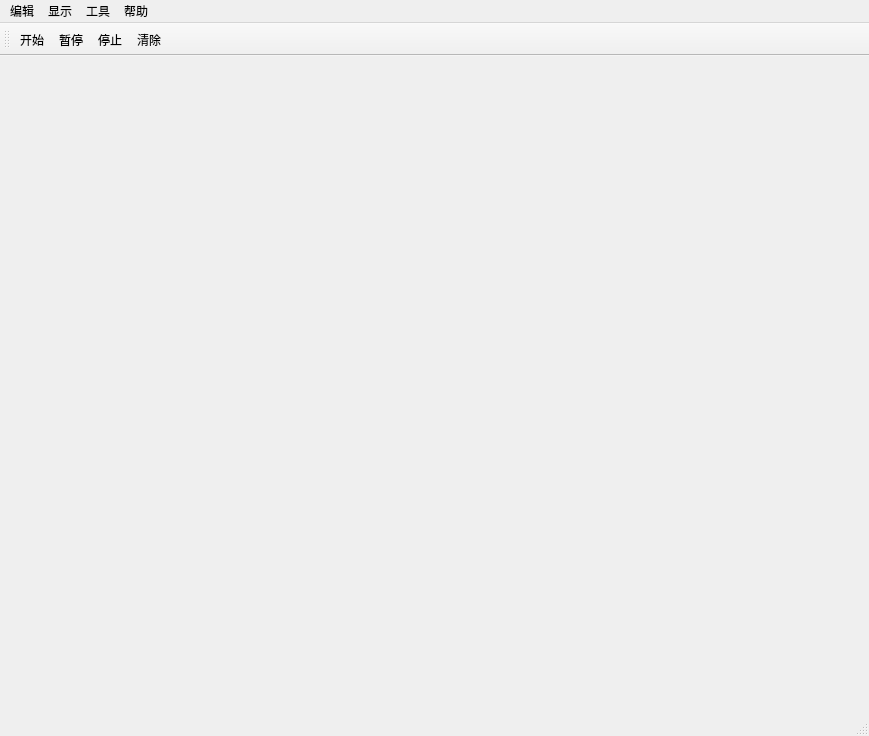
Old version of the form MyGUI/uart_tools.ui in the repository yuexia9527/PyQt5.
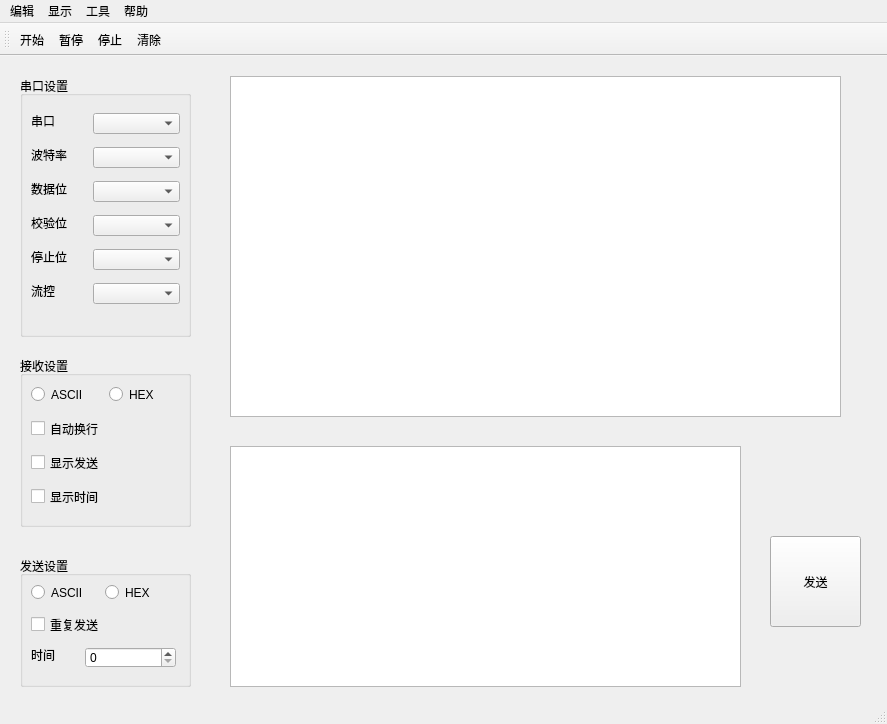
New version of the form. Icons and pictures are not drawn.

The edit to the form file:
```diff
--- a/MyGUI/uart_tools.ui
+++ b/MyGUI/uart_tools.ui
@@ -6,20 +6,358 @@
    <rect>
     <x>0</x>
     <y>0</y>
-    <width>869</width>
-    <height>736</height>
+    <width>887</width>
+    <height>724</height>
    </rect>
   </property>
   <property name="windowTitle">
    <string>MainWindow</string>
   </property>
-  <widget class="QWidget" name="centralwidget"/>
+  <widget class="QWidget" name="centralwidget">
+   <widget class="QGroupBox" name="groupBox">
+    <property name="geometry">
+     <rect>
+      <x>20</x>
+      <y>20</y>
+      <width>171</width>
+      <height>261</height>
+     </rect>
+    </property>
+    <property name="title">
+     <string>串口设置</string>
+    </property>
+    <widget class="QLabel" name="label">
+     <property name="geometry">
+      <rect>
+       <x>11</x>
+       <y>37</y>
+       <width>30</width>
+       <height>16</height>
+      </rect>
+     </property>
+     <property name="text">
+      <string>串口</string>
+     </property>
+    </widget>
+    <widget class="QComboBox" name="comboBox">
+     <property name="geometry">
+      <rect>
+       <x>73</x>
+       <y>37</y>
+       <width>87</width>
+       <height>21</height>
+      </rect>
+     </property>
+    </widget>
+    <widget class="QLabel" name="label_2">
+     <property name="geometry">
+      <rect>
+       <x>11</x>
+       <y>71</y>
+       <width>45</width>
+       <height>16</height>
+      </rect>
+     </property>
+     <property name="text">
+      <string>波特率</string>
+     </property>
+    </widget>
+    <widget class="QComboBox" name="comboBox_2">
+     <property name="geometry">
+      <rect>
+       <x>73</x>
+       <y>71</y>
+       <width>87</width>
+       <height>21</height>
+      </rect>
+     </property>
+    </widget>
+    <widget class="QLabel" name="label_3">
+     <property name="geometry">
+      <rect>
+       <x>11</x>
+       <y>105</y>
+       <width>45</width>
+       <height>16</height>
+      </rect>
+     </property>
+     <property name="text">
+      <string>数据位</string>
+     </property>
+    </widget>
+    <widget class="QComboBox" name="comboBox_3">
+     <property name="geometry">
+      <rect>
+       <x>73</x>
+       <y>105</y>
+       <width>87</width>
+       <height>21</height>
+      </rect>
+     </property>
+    </widget>
+    <widget class="QComboBox" name="comboBox_4">
+     <property name="geometry">
+      <rect>
+       <x>73</x>
+       <y>139</y>
+       <width>87</width>
+       <height>21</height>
+      </rect>
+     </property>
+    </widget>
+    <widget class="QLabel" name="label_4">
+     <property name="geometry">
+      <rect>
+       <x>11</x>
+       <y>139</y>
+       <width>45</width>
+       <height>16</height>
+      </rect>
+     </property>
+     <property name="text">
+      <string>校验位</string>
+     </property>
+    </widget>
+    <widget class="QComboBox" name="comboBox_5">
+     <property name="geometry">
+      <rect>
+       <x>73</x>
+       <y>173</y>
+       <width>87</width>
+       <height>21</height>
+      </rect>
+     </property>
+    </widget>
+    <widget class="QLabel" name="label_5">
+     <property name="geometry">
+      <rect>
+       <x>11</x>
+       <y>173</y>
+       <width>45</width>
+       <height>16</height>
+      </rect>
+     </property>
+     <property name="text">
+      <string>停止位</string>
+     </property>
+    </widget>
+    <widget class="QLabel" name="label_11">
+     <property name="geometry">
+      <rect>
+       <x>11</x>
+       <y>207</y>
+       <width>30</width>
+       <height>16</height>
+      </rect>
+     </property>
+     <property name="text">
+      <string>流控</string>
+     </property>
+    </widget>
+    <widget class="QComboBox" name="comboBox_11">
+     <property name="geometry">
+      <rect>
+       <x>73</x>
+       <y>207</y>
+       <width>87</width>
+       <height>21</height>
+      </rect>
+     </property>
+    </widget>
+   </widget>
+   <widget class="QGroupBox" name="groupBox_2">
+    <property name="geometry">
+     <rect>
+      <x>20</x>
+      <y>300</y>
+      <width>171</width>
+      <height>171</height>
+     </rect>
+    </property>
+    <property name="title">
+     <string>接收设置</string>
+    </property>
+    <widget class="QRadioButton" name="radioButton">
+     <property name="geometry">
+      <rect>
+       <x>11</x>
+       <y>29</y>
+       <width>67</width>
+       <height>19</height>
+      </rect>
+     </property>
+     <property name="text">
+      <string>ASCII</string>
+     </property>
+    </widget>
+    <widget class="QRadioButton" name="radioButton_2">
+     <property name="geometry">
+      <rect>
+       <x>89</x>
+       <y>29</y>
+       <width>51</width>
+       <height>19</height>
+      </rect>
+     </property>
+     <property name="text">
+      <string>HEX</string>
+     </property>
+    </widget>
+    <widget class="QCheckBox" name="checkBox">
+     <property name="geometry">
+      <rect>
+       <x>11</x>
+       <y>63</y>
+       <width>87</width>
+       <height>19</height>
+      </rect>
+     </property>
+     <property name="text">
+      <string>自动换行</string>
+     </property>
+    </widget>
+    <widget class="QCheckBox" name="checkBox_2">
+     <property name="geometry">
+      <rect>
+       <x>11</x>
+       <y>97</y>
+       <width>87</width>
+       <height>19</height>
+      </rect>
+     </property>
+     <property name="text">
+      <string>显示发送</string>
+     </property>
+    </widget>
+    <widget class="QCheckBox" name="checkBox_3">
+     <property name="geometry">
+      <rect>
+       <x>11</x>
+       <y>131</y>
+       <width>87</width>
+       <height>19</height>
+      </rect>
+     </property>
+     <property name="text">
+      <string>显示时间</string>
+     </property>
+    </widget>
+   </widget>
+   <widget class="QGroupBox" name="groupBox_3">
+    <property name="geometry">
+     <rect>
+      <x>20</x>
+      <y>500</y>
+      <width>171</width>
+      <height>131</height>
+     </rect>
+    </property>
+    <property name="title">
+     <string>发送设置</string>
+    </property>
+    <widget class="QRadioButton" name="radioButton_3">
+     <property name="geometry">
+      <rect>
+       <x>11</x>
+       <y>27</y>
+       <width>67</width>
+       <height>19</height>
+      </rect>
+     </property>
+     <property name="text">
+      <string>ASCII</string>
+     </property>
+    </widget>
+    <widget class="QRadioButton" name="radioButton_4">
+     <property name="geometry">
+      <rect>
+       <x>85</x>
+       <y>27</y>
+       <width>51</width>
+       <height>19</height>
+      </rect>
+     </property>
+     <property name="text">
+      <string>HEX</string>
+     </property>
+    </widget>
+    <widget class="QCheckBox" name="checkBox_4">
+     <property name="geometry">
+      <rect>
+       <x>11</x>
+       <y>59</y>
+       <width>87</width>
+       <height>19</height>
+      </rect>
+     </property>
+     <property name="text">
+      <string>重复发送</string>
+     </property>
+    </widget>
+    <widget class="QSpinBox" name="spinBox">
+     <property name="geometry">
+      <rect>
+       <x>65</x>
+       <y>91</y>
+       <width>91</width>
+       <height>21</height>
+      </rect>
+     </property>
+    </widget>
+    <widget class="QLabel" name="label_12">
+     <property name="geometry">
+      <rect>
+       <x>11</x>
+       <y>91</y>
+       <width>30</width>
+       <height>16</height>
+      </rect>
+     </property>
+     <property name="text">
+      <string>时间</string>
+     </property>
+    </widget>
+   </widget>
+   <widget class="QTextBrowser" name="textBrowser">
+    <property name="geometry">
+     <rect>
+      <x>230</x>
+      <y>20</y>
+      <width>611</width>
+      <height>341</height>
+     </rect>
+    </property>
+   </widget>
+   <widget class="QTextEdit" name="textEdit">
+    <property name="geometry">
+     <rect>
+      <x>230</x>
+      <y>390</y>
+      <width>511</width>
+      <height>241</height>
+     </rect>
+    </property>
+   </widget>
+   <widget class="QPushButton" name="pushButton">
+    <property name="geometry">
+     <rect>
+      <x>770</x>
+      <y>480</y>
+      <width>91</width>
+      <height>91</height>
+     </rect>
+    </property>
+    <property name="text">
+     <string>发送</string>
+    </property>
+   </widget>
+  </widget>
   <widget class="QMenuBar" name="menubar">
    <property name="geometry">
     <rect>
      <x>0</x>
      <y>0</y>
-     <width>869</width>
+     <width>887</width>
      <height>26</height>
     </rect>
    </property>
```
